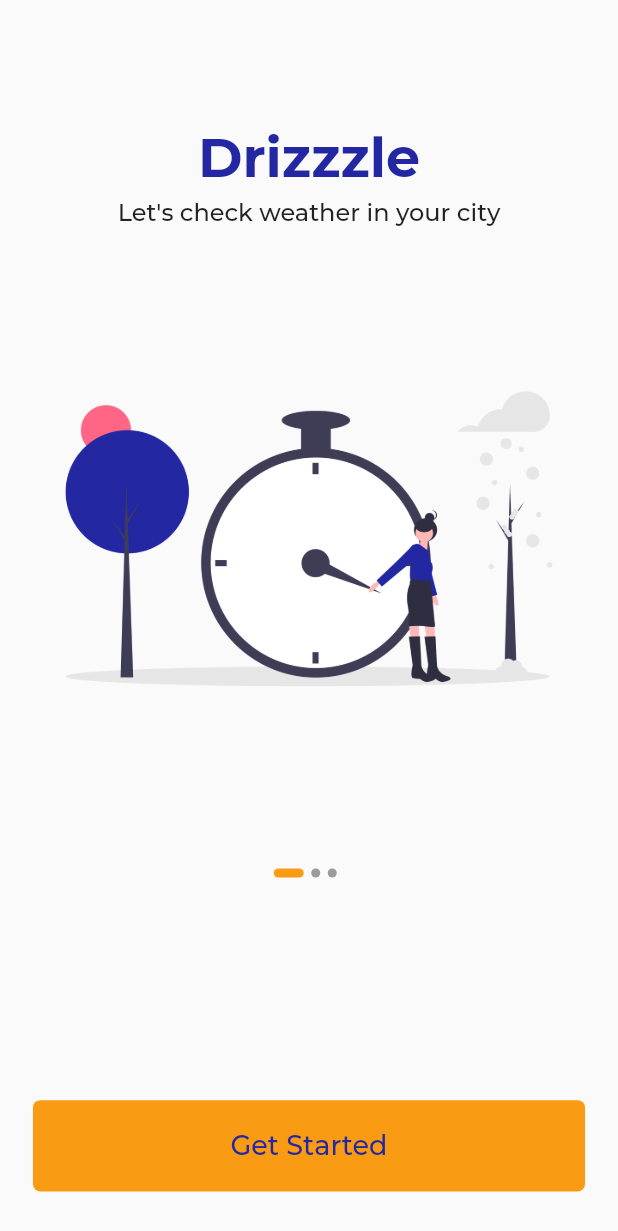
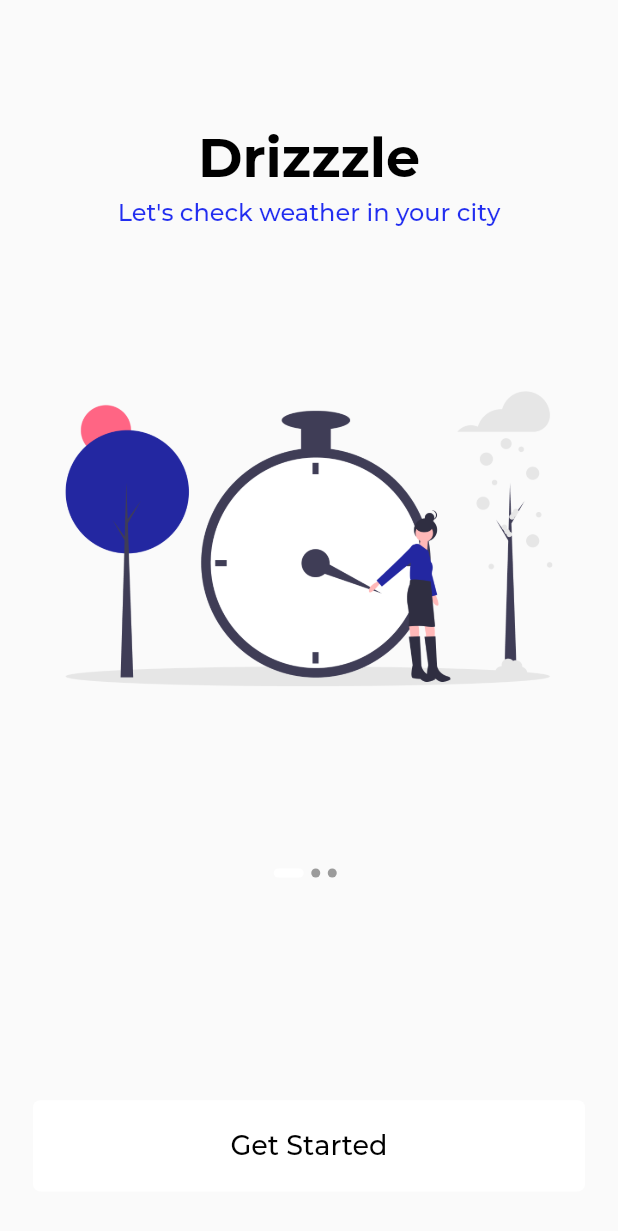
Before and after one commit to Safdar-Nazir/OnBoarding-Screens, a Flutter app: the screen it shows after launch, on a phone screen of 412 x 824 dp. Shown: the top 1231 px of the screen. Run offline on Flutter 3.47's test engine with Material 2 defaults, Android fonts, the phone set to English and light mode, and no system bars.

Commit message:
Update constant.dart
Just messing up with your repo 😎.

```diff
--- a/lib/constant.dart
+++ b/lib/constant.dart
@@ -1,5 +1,5 @@
 import 'package:flutter/material.dart';
 
-const kPrimaryColor = Color(0xff2327A1);
-const kSecondaryColor = Color(0xffFA9B14);
-const kTextColor = Color(0xDD000000);
+const kPrimaryColor = Color(0xff000000);
+const kSecondaryColor = Color(0xffffffff);
+const kTextColor = Color(0xDD000eee);
```
